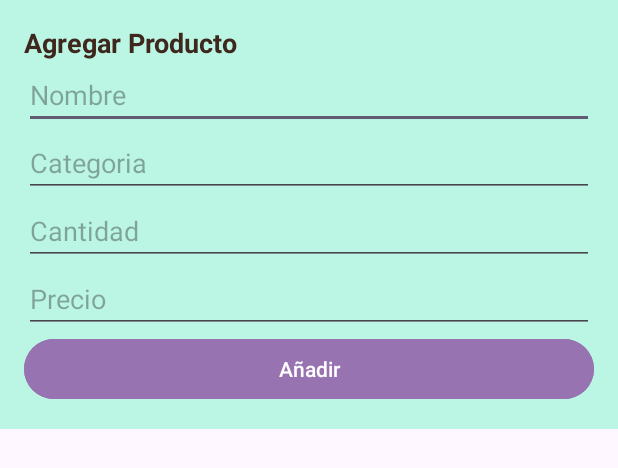
After one commit to LisGC/ShopList, an Android app: the layout action_user_new_dialog.xml on its own in the app's theme, with its tools: preview values and no code run, on a phone screen of 412 x 824 dp. The commit adds this screen. Shown: the top 468 px of the screen. Run offline under Robolectric (Android 15) with nearby library versions, the phone set to English and light mode, and no system bars.

Commit message:
otros cambios hacerca de producto,db y strings

```diff
--- /dev/null
+++ b/app/src/main/res/layout/action_user_new_dialog.xml
@@ -0,0 +1,56 @@
+<?xml version="1.0" encoding="utf-8"?>
+<LinearLayout xmlns:android="http://schemas.android.com/apk/res/android"
+    android:layout_width="match_parent"
+    android:layout_height="wrap_content"
+    android:background="@color/lightAqua"
+    android:orientation="vertical"
+    android:padding="16dp">
+
+<TextView
+    android:id="@+id/textViewName"
+    android:layout_width="match_parent"
+    android:layout_height="wrap_content"
+    android:text="@string/add_product"
+    android:textColor="@color/darkBrown"
+    android:textSize="18sp"
+    android:textStyle="bold" />
+
+    <EditText
+        android:id="@+id/textInputName"
+        android:layout_width="match_parent"
+        android:layout_height="match_parent"
+        android:hint="@string/add_name"
+        android:textAlignment="textStart"
+        android:textColor="@color/darkBrown" />
+
+    <EditText
+        android:id="@+id/textInputCategory"
+        android:layout_width="match_parent"
+        android:layout_height="match_parent"
+        android:hint="@string/orderCategory"
+        android:textColor="@color/darkBrown" />
+
+    <EditText
+        android:id="@+id/textInputQuantity"
+        android:layout_width="match_parent"
+        android:layout_height="match_parent"
+        android:hint="@string/add_quantity"
+        android:inputType="number"
+        android:textColor="@color/darkBrown" />
+
+    <EditText
+        android:id="@+id/textInputPrice"
+        android:layout_width="match_parent"
+        android:layout_height="match_parent"
+        android:hint="@string/add_price"
+        android:inputType="number"
+        android:textColor="@color/darkBrown" />
+
+<Button
+    android:id="@+id/buttonAddAndGoBack"
+    android:layout_width="match_parent"
+    android:layout_height="wrap_content"
+    android:backgroundTint="@color/dullPurple"
+    android:text="@string/add" />
+
+</LinearLayout>
--- a/app/src/main/res/menu/floating_menu.xml
+++ b/app/src/main/res/menu/floating_menu.xml
@@ -4,4 +4,8 @@
     android:id="@+id/action_add"
     android:title="@string/add"/>
 
+<item
+    android:id="@+id/action_order"
+    android:title="@string/order"/>
+
 </menu>
--- a/app/src/main/res/values/strings.xml
+++ b/app/src/main/res/values/strings.xml
@@ -29,6 +29,7 @@
     <string name="add_product">Agregar Producto</string>
     <string name="search">Buscar</string>
 
+    <string name="order">Ordenar</string>
     <string name="orderBy">Ordenado por:</string>
     <string name="orderName">Nombre A-Z</string>
     <string name="orderCategory">Categoria</string>
@@ -36,7 +37,6 @@
 
     //Add Text
     <string name="add_name">Nombre</string>
-    <string name="add_detail">Especificacion</string>
     <string name="add_quantity">Cantidad</string>
     <string name="add_price">Precio</string>
     <string name="add_location">Ubicacion</string>
```
Also changed, not shown: app/src/main/java/cl/lisgc/shoplist/MainActivity.kt (+95 -51 lines), app/src/main/java/cl/lisgc/shoplist/adapter/UserNewDialog.kt (added, +53 -0 lines), 2 other files.
